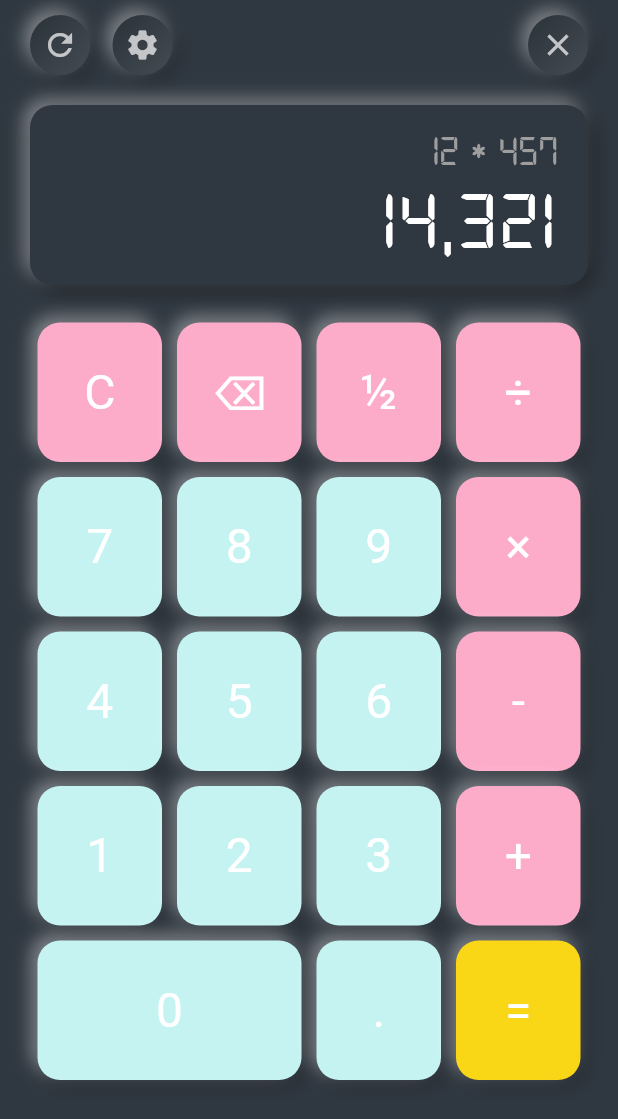
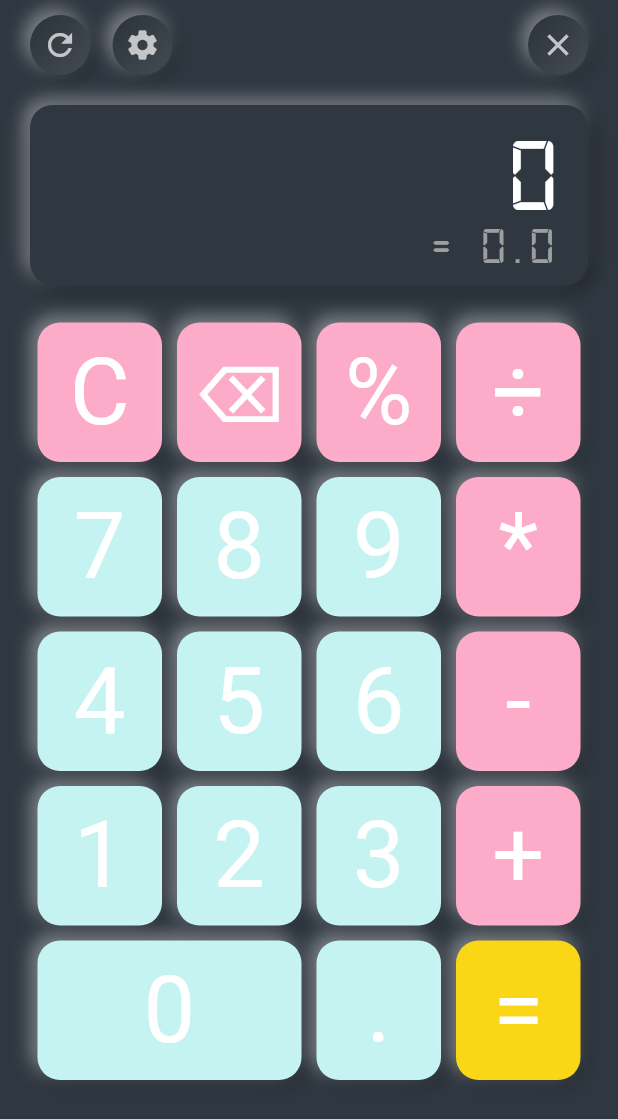
Before and after one commit to SadraKafiri/Calcualtor-Flutter, a Flutter app: the screen it shows after launch, after a tap on an icon or button, on a phone screen of 412 x 824 dp. Shown: the top 1119 px of the screen. Run offline on Flutter 3.47's test engine with Material 2 defaults, Android fonts, the phone set to English and light mode, and no system bars; drawn by our look-alikes of flutter_neumorphic; our stand-ins replace math_expressions.

Commit message:
Complete Calculator Formula

```diff
--- a/lib/main.dart
+++ b/lib/main.dart
@@ -17,7 +17,7 @@ class MyApp extends StatelessWidget {
       theme: ThemeData(
         primarySwatch: Colors.blue,
       ),
-      home: HomePage(),
+      home: const HomePage(),
     );
   }
 }
--- a/lib/src/pages/home.dart
+++ b/lib/src/pages/home.dart
@@ -1,7 +1,13 @@
 import 'package:flutter_neumorphic/flutter_neumorphic.dart';
+import 'package:math_expressions/math_expressions.dart';
 
-class HomePage extends StatelessWidget {
-  HomePage({Key? key}) : super(key: key);
+class HomePage extends StatefulWidget {
+  const HomePage({Key? key}) : super(key: key);
+  @override
+  State<HomePage> createState() => _HomePageState();
+}
+
+class _HomePageState extends State<HomePage> {
   final Color bgColor = const Color(0xFF2f3740);
   final Color iconColor = Colors.white70;
   final List<Color> buttonsColor = [
@@ -9,6 +15,16 @@ class HomePage extends StatelessWidget {
     const Color(0xFFc5f3f2),
     const Color(0xFFfad716),
   ];
+
+  String equation = "0";
+  String result = " ";
+  String expression = "";
+  bool isCalculate = false;
+
+  Color firstTextColor = Colors.white;
+  Color secondTextColor = Colors.grey;
+  int firstTextFlex = 2;
+  int secondTextFlex = 1;
 
   @override
   Widget build(BuildContext context) {
@@ -106,29 +122,41 @@ class HomePage extends StatelessWidget {
           color: bgColor,
         ),
         child: Column(
-          crossAxisAlignment: CrossAxisAlignment.stretch,
-          children: const [
-            Text(
-              '12 * 457',
+          crossAxisAlignment: CrossAxisAlignment.end,
+          children: [
+            Expanded(
+              flex: firstTextFlex,
+              child: FittedBox(
+                fit: BoxFit.fitWidth,
+                child: Text(
+                  equation,
                   style: TextStyle(
                     fontFamily: 'Digital',
-                fontSize: 28,
-                color: Colors.grey,
+                    color: firstTextColor,
                   ),
+                  maxLines: 1,
                   textAlign: TextAlign.end,
                 ),
-            SizedBox(
+              ),
+            ),
+            const SizedBox(
               height: 20,
             ),
-            Text(
-              '14,321',
+            Expanded(
+              flex: secondTextFlex,
+              child: FittedBox(
+                fit: BoxFit.fitWidth,
+                child: Text(
+                  result,
                   style: TextStyle(
                     fontFamily: 'Digital',
-                fontSize: 55,
-                color: Colors.white,
+                    color: secondTextColor,
                     letterSpacing: 2,
                   ),
+                  maxLines: 1,
                   textAlign: TextAlign.end,
+                ),
+              ),
             ),
           ],
         ),
@@ -150,7 +178,7 @@ class HomePage extends StatelessWidget {
                       children: [
                         buildButton("C", 1, _color[0], size),
                         buildButton("⌫", 1, _color[0], size),
-                        buildButton("½", 1, _color[0], size),
+                        buildButton("%", 1, _color[0], size),
                         buildButton("÷", 1, _color[0], size),
                       ],
                     ),
@@ -159,7 +187,7 @@ class HomePage extends StatelessWidget {
                         buildButton("7", 1, _color[1], size),
                         buildButton("8", 1, _color[1], size),
                         buildButton("9", 1, _color[1], size),
-                        buildButton("×", 1, _color[0], size),
+                        buildButton("*", 1, _color[0], size),
                       ],
                     ),
                     TableRow(
@@ -208,7 +236,8 @@ class HomePage extends StatelessWidget {
       height: size.height * 0.1 * 1.25,
       width: size.width * 0.1 * buttonWidth,
       child: NeumorphicButton(
-        onPressed: () {},
+        onPressed: () => buttonPressed(buttonText),
+        duration: const Duration(milliseconds: 10),
         margin: const EdgeInsets.all(5),
         padding: const EdgeInsets.all(10),
         style: NeumorphicStyle(
@@ -218,6 +247,7 @@ class HomePage extends StatelessWidget {
             lightSource: LightSource.topLeft,
             intensity: 0.4,
             color: buttonColor),
+        child: FittedBox(
           child: Align(
             alignment: Alignment.center,
             child: Text(
@@ -227,6 +257,115 @@ class HomePage extends StatelessWidget {
             ),
           ),
         ),
+      ),
     );
   }
+
+  buttonPressed(String buttonText) {
+    setState(() {
+      if (buttonText == "C") {
+        equation = "0";
+        result = " ";
+        expression = "";
+        firstTextColor = Colors.white;
+        secondTextColor = Colors.grey;
+        firstTextFlex = 2;
+        secondTextFlex = 1;
+        isCalculate = false;
+      } else if (buttonText == "⌫") {
+        if (isCalculate) return;
+
+        equation = equation.substring(0, equation.length - 1);
+        if (equation == '') {
+          equation = "0";
+          result = " ";
+          expression = "";
+          firstTextColor = Colors.white;
+          secondTextColor = Colors.grey;
+          firstTextFlex = 2;
+          secondTextFlex = 1;
+          isCalculate = false;
         }
+
+        expression = equation;
+        expression = expression.replaceAll('×', '*');
+        expression = expression.replaceAll('÷', '/');
+        try {
+          Parser p = Parser();
+          Expression exp = p.parse(expression);
+
+          ContextModel cm = ContextModel();
+          result = '= ${exp.evaluate(EvaluationType.REAL, cm)}';
+        } catch (e) {
+          result = "= ERROR";
+        }
+      } else if (buttonText == "+") {
+        if (isCalculate) return;
+        if (equation.substring(equation.length - 1) != buttonText) {
+          equation = equation + "+";
+        }
+      } else if (buttonText == "-") {
+        if (isCalculate) return;
+        if (equation.substring(equation.length - 1) != buttonText) {
+          equation = equation + "-";
+        }
+      } else if (buttonText == "*") {
+        if (isCalculate) return;
+        if (equation.substring(equation.length - 1) != buttonText) {
+          equation = equation + "*";
+        }
+      } else if (buttonText == "÷") {
+        if (isCalculate) return;
+        if (equation.substring(equation.length - 1) != buttonText) {
+          equation = equation + "÷";
+        }
+      } else if (buttonText == "%") {
+      } else if (buttonText == "=") {
+        if (isCalculate) return;
+        expression = equation;
+        expression = expression.replaceAll('×', '*');
+        expression = expression.replaceAll('÷', '/');
+        try {
+          Parser p = Parser();
+          Expression exp = p.parse(expression);
+
+          ContextModel cm = ContextModel();
+          result =
+              '= ${removeDecimalZeroFormat(exp.evaluate(EvaluationType.REAL, cm))}';
+          firstTextColor = Colors.grey;
+          secondTextColor = Colors.white;
+          firstTextFlex = 1;
+          secondTextFlex = 2;
+          isCalculate = true;
+        } catch (e) {
+          result = "= ERROR";
+        }
+      } else {
+        if (isCalculate) return;
+        if (equation == "0") {
+          equation = buttonText;
+        } else {
+          equation = equation + buttonText;
+        }
+
+        expression = equation;
+        expression = expression.replaceAll('×', '*');
+        expression = expression.replaceAll('÷', '/');
+        try {
+          Parser p = Parser();
+          Expression exp = p.parse(expression);
+
+          ContextModel cm = ContextModel();
+          result =
+              '= ${removeDecimalZeroFormat(exp.evaluate(EvaluationType.REAL, cm))}';
+        } catch (e) {
+          result = "= ERROR";
+        }
+      }
+    });
+  }
+
+  String removeDecimalZeroFormat(double n) {
+    return n.toStringAsFixed(n.truncateToDouble() == n ? 0 : 1);
+  }
+}
```
Also changed, not shown: pubspec.yaml (+4 -11 lines), pubspec.lock. Lines whose indentation alone changed are shown as unchanged.
